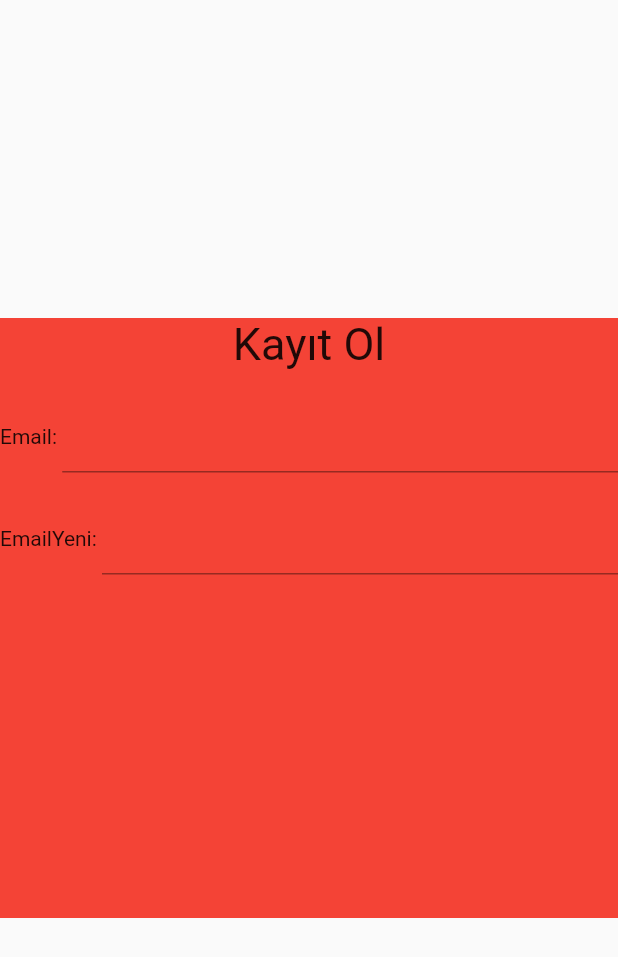
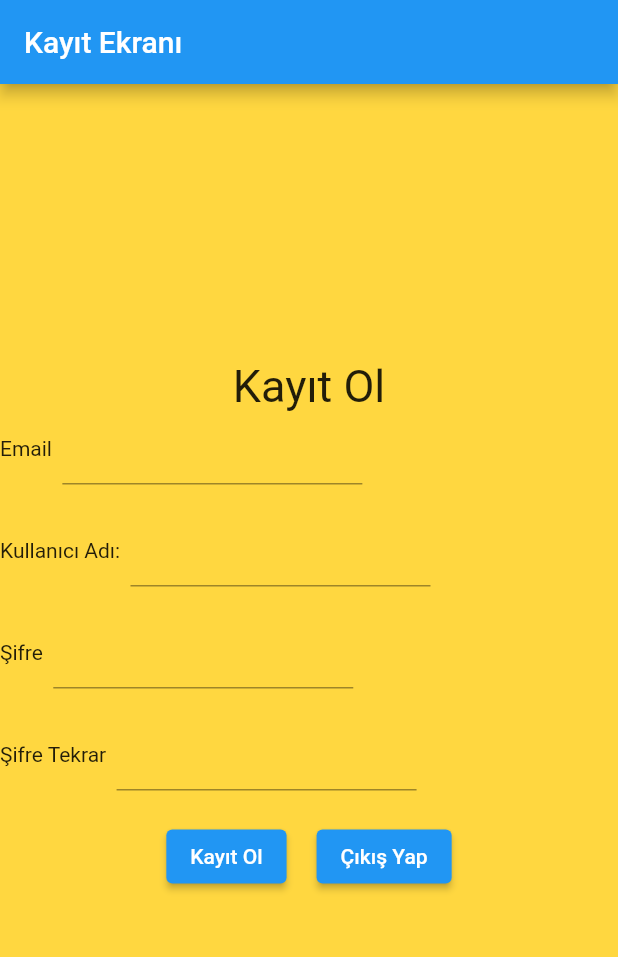
Before and after one commit to anielyavuz/flutterwork, a Flutter app: the screen it shows after launch, after a tap on "Sign Up", on a phone screen of 412 x 824 dp. Shown: the top 957 px of the screen. Run offline on Flutter 3.47's test engine with Material 2 defaults, Android fonts, the phone set to English and light mode, and no system bars.

Commit message:
26 Nisan

```diff
--- a/lib/main.dart
+++ b/lib/main.dart
@@ -58,8 +58,8 @@ class _AnaEkranState extends State<AnaEkran> {
           end: Alignment.bottomCenter,
           begin: Alignment.topCenter,
         )),
-
-      child: Column(
+        child: Column(mainAxisAlignment: MainAxisAlignment.center, children: [
+          Row(
             mainAxisAlignment: MainAxisAlignment.center,
             children: [
               Text('Hoşgeldiniz',
@@ -67,48 +67,75 @@ class _AnaEkranState extends State<AnaEkran> {
                       fontWeight: FontWeight.bold,
                       fontSize: 50,
                       color: Color(0xff222831))),
-          Padding(
-            padding:
-                EdgeInsets.only(top: 20, left: 200, bottom: 10, right: 200),
-            child: Row(
+            ],
+          ),
+          Row(
             children: [
-                Text('Kullanıcı Adı:', style: TextStyle(fontSize: 20)),
+              Expanded(
+                  flex: 2,
+                  child: Column(
+                    crossAxisAlignment: CrossAxisAlignment.end,
+                    children: [
                       SizedBox(
-                  width: 30,
+                        height: 25,
                       ),
-                Flexible(
+                      Text('Kullanıcı Adı:  ', style: TextStyle(fontSize: 25)),
+                      SizedBox(
+                        height: 30,
+                      ),
+                      Text('Şifre:  ', style: TextStyle(fontSize: 25)),
+                    ],
+                  )),
+              Expanded(
+                  flex: 3,
+                  child: Column(
+                    children: [
+                      SizedBox(
+                        height: 15,
+                      ),
+                      Container(
+                        height: 35,
                         child: TextField(
                           controller: t1,
-                ))
-              ],
+                          enableSuggestions: false,
+                          autocorrect: false,
+                          obscureText: false,
+                          style: TextStyle(fontSize: 25),
                         ),
                       ),
-          Padding(
-            padding:
-                EdgeInsets.only(top: 20, left: 200, bottom: 10, right: 200),
-            child: Row(
-              children: [
-                Text('Şifre', style: TextStyle(fontSize: 20)),
                       SizedBox(
-                  width: 30,
+                        height: 20,
                       ),
-                Flexible(
+                      Container(
+                          height: 35,
                           child: TextField(
                             controller: t2,
                             enableSuggestions: false,
                             autocorrect: false,
                             obscureText: true,
-                  ),
-                )
+                          ))
+                    ],
+                  )),
+              Expanded(
+                  flex: 2,
+                  child: SizedBox(
+                    width: 10,
+                  ))
             ],
           ),
+          SizedBox(
+            height: 15,
           ),
-          ElevatedButton(onPressed: loginButton, child: Text('Login')),
-          Padding(
-            padding: EdgeInsets.all(10),
-            child: Row(
+          Row(
             mainAxisAlignment: MainAxisAlignment.center,
             children: [
+              ElevatedButton(onPressed: loginButton, child: Text('Login')),
+            ],
+          ),
+          SizedBox(
+            height: 15,
+          ),
+          Row(mainAxisAlignment: MainAxisAlignment.center, children: [
             Text('You are new here ? '),
             ElevatedButton(
                 onPressed: () {
@@ -123,59 +150,7 @@ class _AnaEkranState extends State<AnaEkran> {
                 style: ElevatedButton.styleFrom(
                     primary: Colors.white, onPrimary: Colors.blueAccent)),
             Text(' now!')
-              ],
-            ),
-          )
-        ],
-      ),
-    );
+          ])
+        ]));
   }
 }
-
-class KayitEkrani extends StatefulWidget {
-  @override
-  _KayitEkraniState createState() => _KayitEkraniState();
-}
-
-class _KayitEkraniState extends State<KayitEkrani> {
-  TextEditingController tEmail = TextEditingController();
-  TextEditingController tUsername = TextEditingController();
-  TextEditingController tPassword = TextEditingController();
-
-  @override
-  Widget build(BuildContext context) {
-    return Scaffold(
-        body: Center(
-      child: SizedBox(
-          width: 600,
-          height: 400,
-          child: Container(
-            color: Colors.red,
-            child: Column(
-              children: [
-                Text(
-                  "Kayıt Ol",
-                  style: TextStyle(fontSize: 30),
-                ),
-                SizedBox(
-                  height: 20,
-                ),
-                Row(
-                  children: [
-                    Text("Email: "),
-                    Expanded(
-                        child: TextField(
-                      controller: tEmail,
-                    ))
-                  ],
-                ),
-                SizedBox(
-                  height: 20,
-                ),
-                RowYeni()
-              ],
-            ),
-          )),
-    ));
-  }
-}
--- a/lib/textveinput.dart
+++ b/lib/textveinput.dart
@@ -1,25 +1,108 @@
 import 'package:flutter/material.dart';
 
-class RowYeni extends StatefulWidget {
+class KayitEkrani extends StatefulWidget {
   @override
-  _RowYeniState createState() => _RowYeniState();
+  _KayitEkraniState createState() => _KayitEkraniState();
 }
 
-class _RowYeniState extends State<RowYeni> {
-  TextEditingController tinput = TextEditingController();
+class _KayitEkraniState extends State<KayitEkrani> {
+  TextEditingController email = TextEditingController();
+  TextEditingController kullaniciAdi = TextEditingController();
+  TextEditingController sifre = TextEditingController();
+  TextEditingController sifreTekrar = TextEditingController();
 
   @override
   Widget build(BuildContext context) {
-    return Container(
-      child: Row(
-        children: [
-          Text("EmailYeni: "),
-          Expanded(
-              child: TextField(
-            controller: tinput,
-          ))
-        ],
-      ),
-    );
+    return MaterialApp(
+        home: Scaffold(
+            appBar: AppBar(
+              title: Text("Kayıt Ekranı"),
+            ),
+            backgroundColor: Colors.amberAccent,
+            body: Center(
+              child: SizedBox(
+                  width: 600,
+                  height: 400,
+                  child: Container(
+                    // color: Colors.red,
+                    child: Column(
+                      children: [
+                        Text(
+                          "Kayıt Ol",
+                          style: TextStyle(fontSize: 30),
+                        ),
+                        Row(
+                          children: [
+                            Text("Email  "),
+                            Container(
+                              width: 200,
+                              child: TextField(
+                                controller: email,
+                              ),
+                            )
+                          ],
+                        ),
+                        SizedBox(
+                          height: 20,
+                        ),
+                        Row(
+                          children: [
+                            Text("Kullanıcı Adı:  "),
+                            Container(
+                              width: 200,
+                              child: TextField(
+                                controller: kullaniciAdi,
+                              ),
+                            )
+                          ],
+                        ),
+                        SizedBox(
+                          height: 20,
+                        ),
+                        Row(
+                          children: [
+                            Text("Şifre  "),
+                            Container(
+                              width: 200,
+                              child: TextField(
+                                controller: sifre,
+                              ),
+                            )
+                          ],
+                        ),
+                        SizedBox(
+                          height: 20,
+                        ),
+                        Row(
+                          children: [
+                            Text("Şifre Tekrar  "),
+                            Container(
+                              width: 200,
+                              child: TextField(
+                                controller: sifreTekrar,
+                              ),
+                            )
+                          ],
+                        ),
+                        SizedBox(
+                          height: 20,
+                        ),
+                        Row(
+                          mainAxisAlignment: MainAxisAlignment.center,
+                          children: [
+                            ElevatedButton(
+                                child: Text("Kayıt Ol"), onPressed: () {}),
+                            SizedBox(width: 20),
+                            ElevatedButton(
+                                child: Text("Çıkış Yap"),
+                                onPressed: () {
+                                  Navigator.pop(context);
+                                })
+                          ],
+                        )
+                      ],
+                    ),
+                  )),
+            )));
   }
 }
```
Lines whose indentation alone changed are shown as unchanged.
